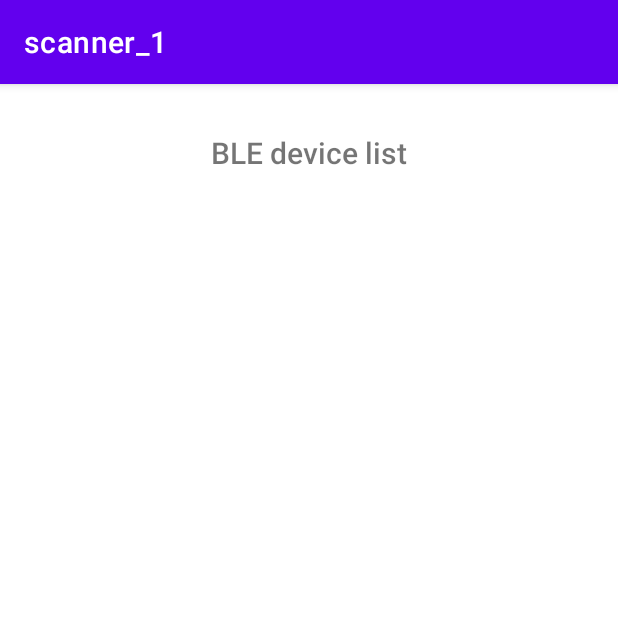
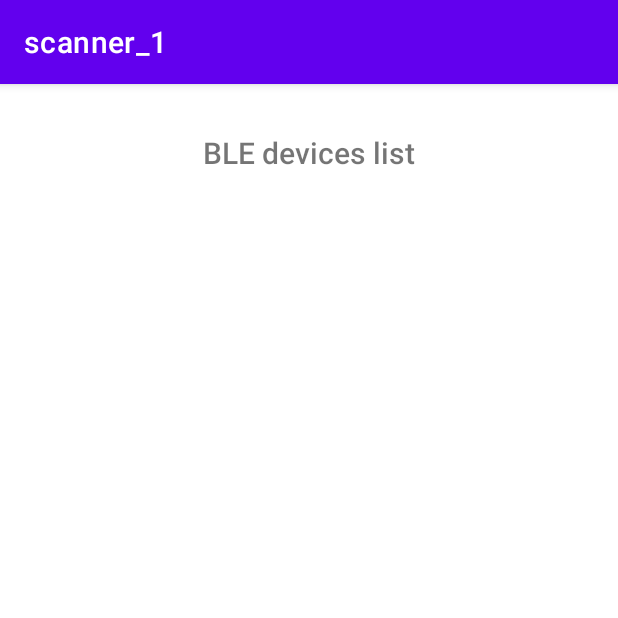
Before and after one commit to AndrewLaptev/ble_light_mobile, an Android app: the MainActivity screen opened directly, with no data from a screen before it, on a phone screen of 412 x 824 dp, the top half of it. Run offline under Robolectric (Android 15) with nearby library versions, the phone set to English and light mode, and no system bars; 1 statement that could not run was skipped.

Commit message:
fix: remove hardcoded names on activity_main.xml

```diff
--- a/app/src/main/res/layout/activity_main.xml
+++ b/app/src/main/res/layout/activity_main.xml
@@ -14,7 +14,7 @@
         android:layout_gravity="center_horizontal"
         android:autoLink="web"
         android:fontFamily="sans-serif-light"
-        android:text="BLE device list"
+        android:text="@string/ble_device_list"
         android:textAlignment="center"
         android:textAllCaps="false"
         android:textSize="20sp"
@@ -34,7 +34,7 @@
         android:layout_height="76dp"
         android:layout_marginStart="4dp"
         android:layout_marginEnd="4dp"
-        android:text="Scan"
+        android:text="@string/scan_btn_enable"
         android:textSize="16sp"
         app:layout_constraintBottom_toBottomOf="parent"
         app:layout_constraintEnd_toEndOf="parent"
@@ -52,9 +52,9 @@
         android:layout_marginEnd="4dp"
         android:checked="false"
         android:showText="true"
-        android:text="ESP_LIGHT filter"
-        android:textOff="OFF"
-        android:textOn="ON"
+        android:text="@string/esp_light_node_filter"
+        android:textOff="@string/esp_light_node_filter_OFF"
+        android:textOn="@string/esp_light_node_filter_ON"
         android:textSize="16sp"
         app:layout_constraintBottom_toBottomOf="parent"
         app:layout_constraintEnd_toEndOf="parent"
--- a/app/src/main/res/values/strings.xml
+++ b/app/src/main/res/values/strings.xml
@@ -1,3 +1,9 @@
 <resources>
     <string name="app_name">scanner_1</string>
+    <string name="scan_btn_enable">SCAN</string>
+    <string name="scan_btn_disable">STOP</string>
+    <string name="ble_device_list">BLE devices list</string>
+    <string name="esp_light_node_filter">ESP_LIGHT filter</string>
+    <string name="esp_light_node_filter_ON">ON</string>
+    <string name="esp_light_node_filter_OFF">OFF</string>
 </resources>
```
